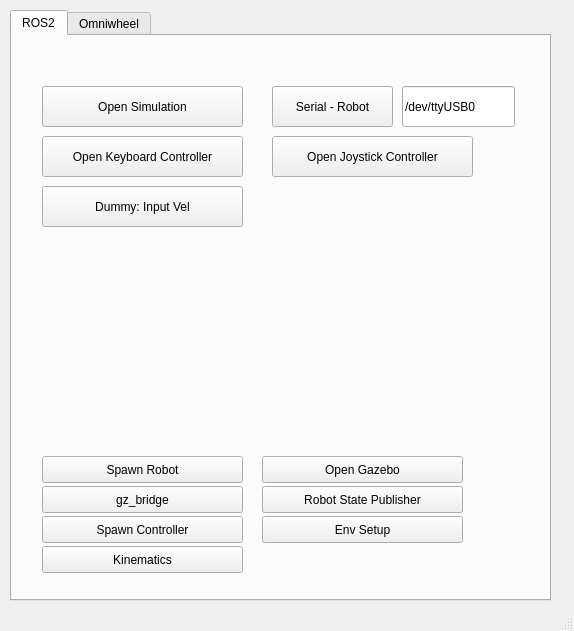
Old version of the form form.ui in the repository Bakso14/pyqt_omniwheel.
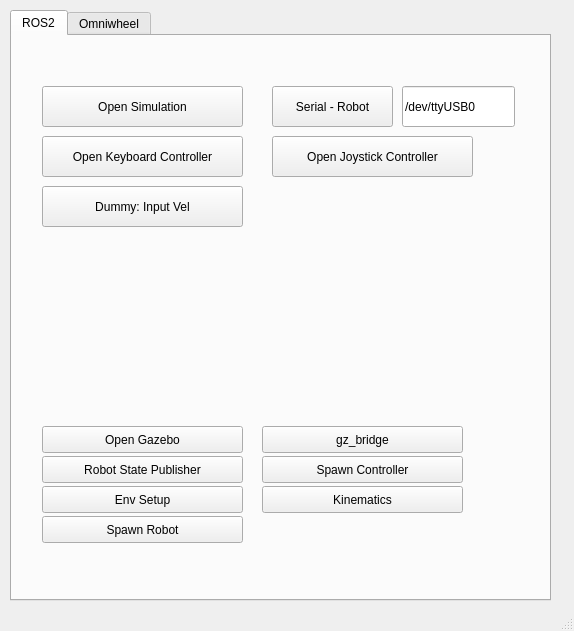
New version of the form. The open tabs and pages were chosen to show the change.

```diff
--- a/form.ui
+++ b/form.ui
@@ -98,8 +98,8 @@
      <widget class="QPushButton" name="buttonRos7">
       <property name="geometry">
        <rect>
-        <x>30</x>
-        <y>510</y>
+        <x>250</x>
+        <y>450</y>
         <width>201</width>
         <height>27</height>
        </rect>
@@ -111,8 +111,8 @@
      <widget class="QPushButton" name="buttonRos6">
       <property name="geometry">
        <rect>
-        <x>30</x>
-        <y>480</y>
+        <x>250</x>
+        <y>420</y>
         <width>201</width>
         <height>27</height>
        </rect>
@@ -124,8 +124,8 @@
      <widget class="QPushButton" name="buttonRos1">
       <property name="geometry">
        <rect>
-        <x>250</x>
-        <y>480</y>
+        <x>30</x>
+        <y>450</y>
         <width>201</width>
         <height>27</height>
        </rect>
@@ -137,8 +137,8 @@
      <widget class="QPushButton" name="buttonRos5">
       <property name="geometry">
        <rect>
-        <x>30</x>
-        <y>450</y>
+        <x>250</x>
+        <y>390</y>
         <width>201</width>
         <height>27</height>
        </rect>
@@ -150,8 +150,8 @@
      <widget class="QPushButton" name="buttonRos2">
       <property name="geometry">
        <rect>
-        <x>250</x>
-        <y>450</y>
+        <x>30</x>
+        <y>420</y>
         <width>201</width>
         <height>27</height>
        </rect>
@@ -163,8 +163,8 @@
      <widget class="QPushButton" name="buttonRos3">
       <property name="geometry">
        <rect>
-        <x>250</x>
-        <y>420</y>
+        <x>30</x>
+        <y>390</y>
         <width>201</width>
         <height>27</height>
        </rect>
@@ -177,7 +177,7 @@
       <property name="geometry">
        <rect>
         <x>30</x>
-        <y>420</y>
+        <y>480</y>
         <width>201</width>
         <height>27</height>
        </rect>
```
Left out of the diff: 2 changed lines with no effect on the pictures.
